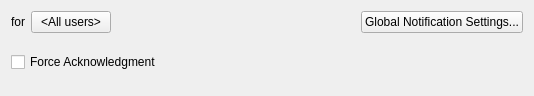
First picture: the form in vms/client/nx_vms_client_desktop/src/ui/widgets/business/popup_business_action_widget.ui, repository networkoptix/nx_open, before the edit.
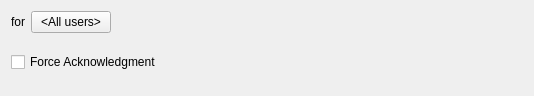
Second picture: the form after the edit. Custom widgets are drawn as their Qt base class.

Commit message:
VMS-16872: Remove unneeded button from the notification action widget
"Global Notification Settings" button was removed from the "Show Notification" setup action widget.

Branch: vms_4.1

Patch:
```diff
--- a/vms/client/nx_vms_client_desktop/src/ui/widgets/business/popup_business_action_widget.ui
+++ b/vms/client/nx_vms_client_desktop/src/ui/widgets/business/popup_business_action_widget.ui
@@ -43,13 +43,6 @@
        </property>
       </spacer>
      </item>
-     <item>
-      <widget class="QPushButton" name="settingsButton">
-       <property name="text">
-        <string>Global Notification Settings...</string>
-       </property>
-      </widget>
-     </item>
     </layout>
    </item>
    <item>
```
The commit also changes 2 other files.
